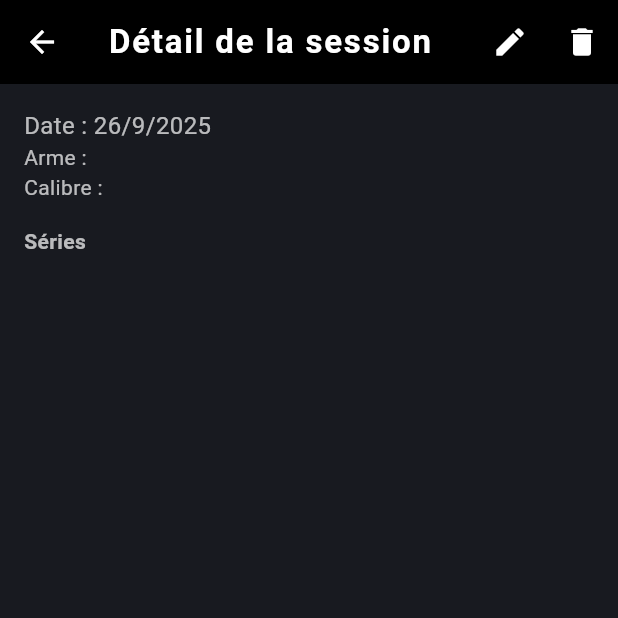
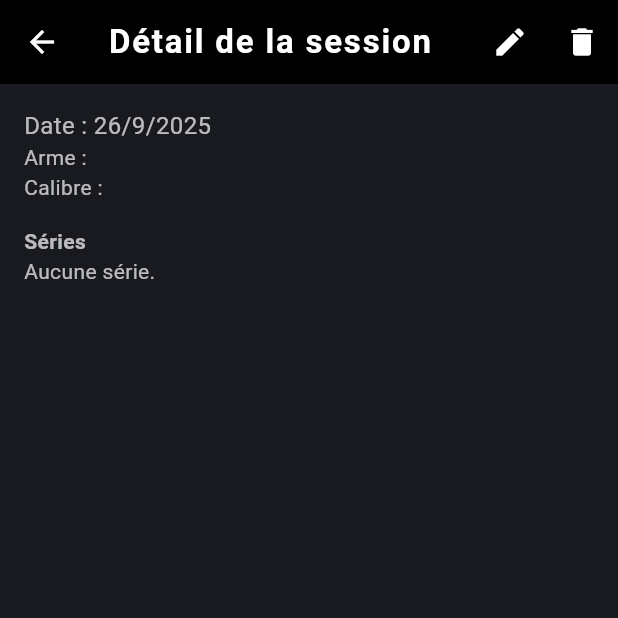
Before and after one commit to clementseguy/FFTir-MyCoach, a Flutter app: the SessionDetailScreen screen opened directly with empty values, on a phone screen of 412 x 824 dp, the top half of it. Run offline on Flutter 3.47's test engine with Material 3 defaults, Android fonts, the phone set to English and light mode, and no system bars; our stand-ins replace fl_chart, flutter_markdown, hive, hive_flutter, sqflite, yaml; accounts and stored records are empty.

Commit message:
docs: ajout commentaires service analyse, constantes, widgets et getters

```diff
--- a/lib/constants/session_constants.dart
+++ b/lib/constants/session_constants.dart
@@ -1,5 +1,10 @@
+/// Constantes centralisées pour éviter la répétition de chaînes "magiques".
+/// Facilite aussi une future i18n ou une migration de stockage.
 class SessionConstants {
+  /// Statut : session réalisée / terminée
   static const String statusRealisee = 'réalisée';
+  /// Statut : session prévue (non encore effectuée)
   static const String statusPrevue = 'prévue';
+  /// Nom de la box Hive pour les sessions
   static const String hiveBoxSessions = 'sessions';
 }
--- a/lib/models/shooting_session.dart
+++ b/lib/models/shooting_session.dart
@@ -51,4 +51,9 @@ class ShootingSession {
       synthese: map['synthese'] as String?,
     );
   }
+
+  /// Indique si une analyse coach est disponible
+  bool get hasAnalysis => (analyse != null && analyse!.trim().isNotEmpty);
+  /// Indique si une synthèse tireur est disponible
+  bool get hasSynthese => (synthese != null && synthese!.trim().isNotEmpty);
 }
--- a/lib/screens/session_detail_screen.dart
+++ b/lib/screens/session_detail_screen.dart
@@ -6,6 +6,8 @@ import '../services/coach_analysis_service.dart';
 import 'create_session_screen.dart';
 import '../models/shooting_session.dart';
 import '../models/series.dart';
+import '../widgets/coach_analysis_card.dart';
+import '../widgets/series_list.dart';
 
 
 class SessionDetailScreen extends StatefulWidget {
@@ -195,61 +197,13 @@ class _SessionDetailScreenState extends State<SessionDetailScreen> {
                       : null,
                 ),
                 if (analyse != null && analyse.trim().isNotEmpty)
-                  Padding(
-                    padding: const EdgeInsets.only(top: 24.0),
-                    child: Card(
-                      color: Colors.green[900],
-                      child: Padding(
-                        padding: const EdgeInsets.all(16.0),
-                        child: Column(
-                          crossAxisAlignment: CrossAxisAlignment.start,
-                          children: [
-                            Text('Analyse du coach', style: TextStyle(fontWeight: FontWeight.bold, color: Colors.white)),
-                            SizedBox(height: 8),
-                            MarkdownBody(
-                              data: analyse,
-                              styleSheet: MarkdownStyleSheet(
-                                p: TextStyle(color: Colors.white),
-                                strong: TextStyle(color: Colors.white, fontWeight: FontWeight.bold),
-                                h1: TextStyle(color: Colors.white, fontSize: 22, fontWeight: FontWeight.bold),
-                                h2: TextStyle(color: Colors.white, fontSize: 20, fontWeight: FontWeight.bold),
-                                h3: TextStyle(color: Colors.white, fontSize: 18, fontWeight: FontWeight.bold),
-                                code: TextStyle(color: Colors.yellow[200]),
-                                blockquote: TextStyle(color: Colors.white70, fontStyle: FontStyle.italic),
-                                listBullet: TextStyle(color: Colors.white),
-                              ),
-                            ),
-                          ],
-                        ),
-                      ),
-                    ),
-                  ),
+                  const SizedBox(height: 24),
+                if (analyse != null && analyse.trim().isNotEmpty)
+                  CoachAnalysisCard(analyse: analyse),
               ],
             ),
           Text('Séries', style: TextStyle(fontWeight: FontWeight.bold)),
-          ...series.asMap().entries.map((entry) {
-            int i = entry.key;
-            final s = entry.value;
-            return Card(
-              color: Colors.blueGrey[900],
-              margin: EdgeInsets.symmetric(vertical: 8),
-              child: Padding(
-                padding: const EdgeInsets.all(12.0),
-                child: Column(
-                  crossAxisAlignment: CrossAxisAlignment.start,
-                  children: [
-                    Text('Série ${i + 1}', style: TextStyle(fontWeight: FontWeight.bold)),
-                    Text('Nombre de coups : ${s.shotCount}'),
-                    Text('Distance : ${s.distance} m'),
-                    Text('Points : ${s.points}'),
-                    Text('Groupement : ${s.groupSize} cm'),
-                    if ((s.comment).toString().isNotEmpty)
-                      Text('Commentaire : ${s.comment}'),
-                  ],
-                ),
-              ),
-            );
-          }),
+          SeriesList(series: series),
           if (session.synthese != null && session.synthese!.trim().isNotEmpty)
             Padding(
               padding: const EdgeInsets.only(top: 24.0),
--- /dev/null
+++ b/lib/widgets/series_list.dart
@@ -0,0 +1,44 @@
+import 'package:flutter/material.dart';
+import '../models/series.dart';
+
+/// Liste des séries tirées pour une session.
+/// Responsable seulement de l'affichage (pas de logique métier).
+class SeriesList extends StatelessWidget {
+  final List<Series> series;
+  const SeriesList({super.key, required this.series});
+
+  @override
+  Widget build(BuildContext context) {
+    if (series.isEmpty) {
+      return const Text('Aucune série.');
+    }
+    return Column(
+      crossAxisAlignment: CrossAxisAlignment.start,
+      children: [
+        ...series.asMap().entries.map((entry) {
+          final i = entry.key;
+          final s = entry.value;
+          return Card(
+            color: Colors.blueGrey[900],
+            margin: const EdgeInsets.symmetric(vertical: 8),
+            child: Padding(
+              padding: const EdgeInsets.all(12.0),
+              child: Column(
+                crossAxisAlignment: CrossAxisAlignment.start,
+                children: [
+                  Text('Série ${i + 1}', style: const TextStyle(fontWeight: FontWeight.bold)),
+                  Text('Nombre de coups : ${s.shotCount}') ,
+                  Text('Distance : ${s.distance} m'),
+                  Text('Points : ${s.points}'),
+                  Text('Groupement : ${s.groupSize} cm'),
+                  if (s.comment.toString().isNotEmpty)
+                    Text('Commentaire : ${s.comment}'),
+                ],
+              ),
+            ),
+          );
+        }),
+      ],
+    );
+  }
+}
```
Also changed, not shown: lib/services/coach_analysis_service.dart (+42 -9 lines), lib/widgets/coach_analysis_card.dart (added, +40 -0 lines).
